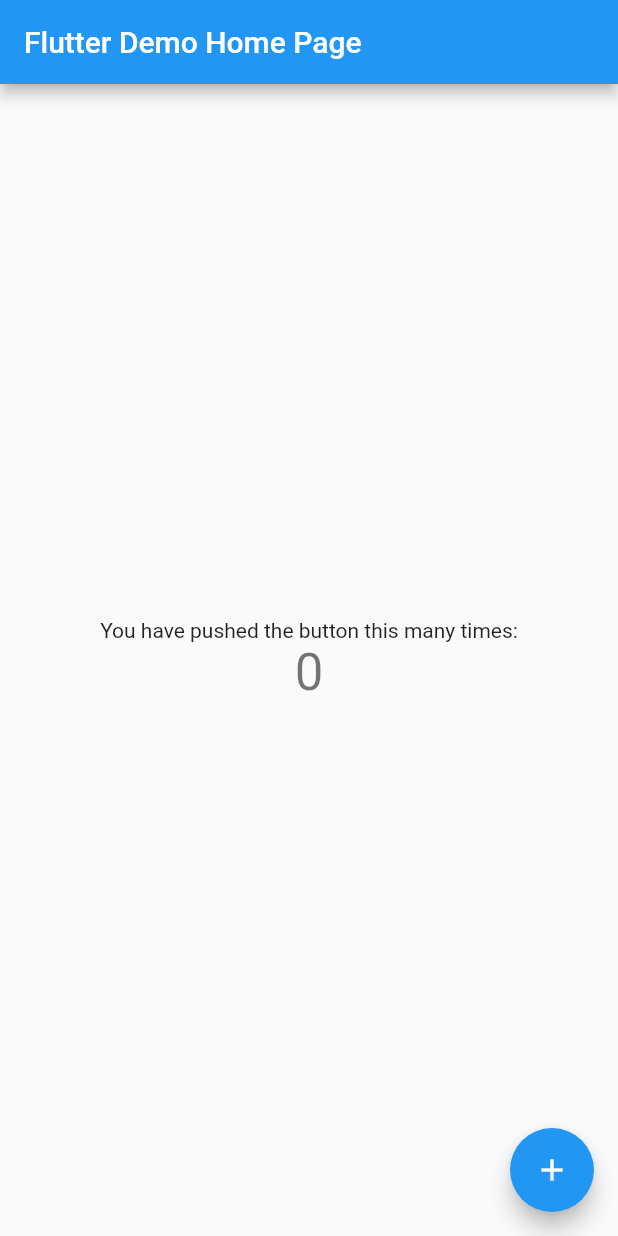
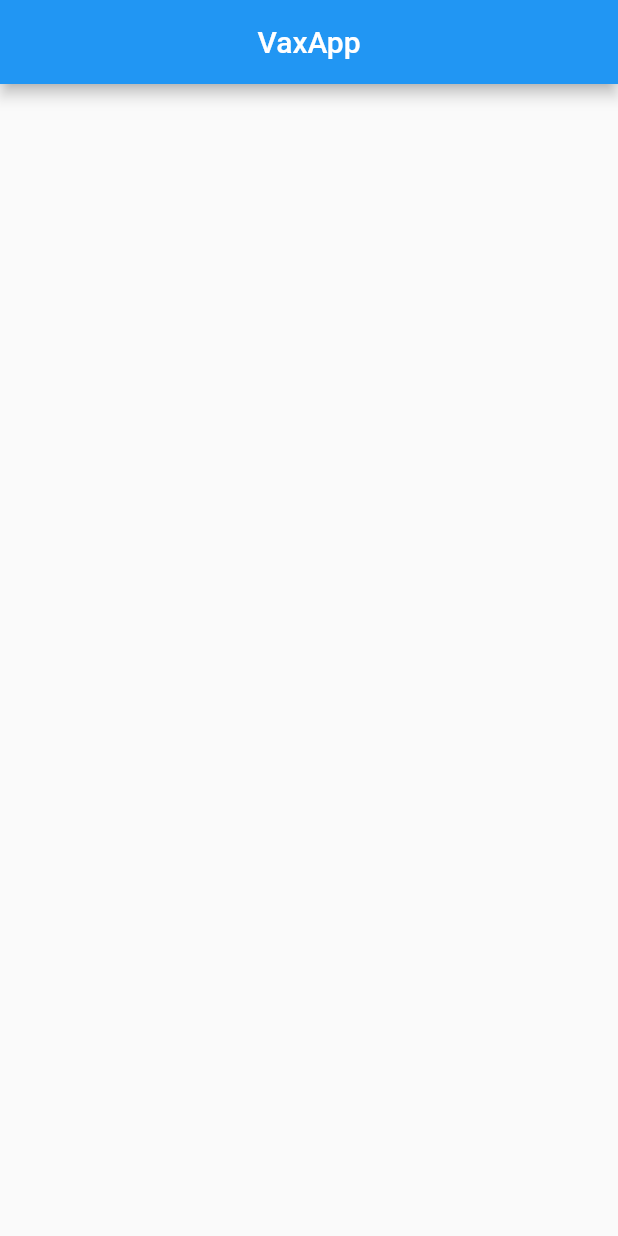
Before and after one commit to thesuhas/vax_app, a Flutter app: the screen it shows after launch, on a phone screen of 412 x 824 dp. Run offline on Flutter 3.47's test engine with Material 2 defaults, Android fonts, the phone set to English and light mode, and no system bars.

Commit message:
Created Home Page

```diff
--- a/lib/main.dart
+++ b/lib/main.dart
@@ -1,113 +1,10 @@
 import 'package:flutter/material.dart';
+import 'package:vax_app/pages/home.dart';
 
 void main() {
-  runApp(MyApp());
+  runApp(MaterialApp(
+    routes: {
+      '/': (context) => Home(),
+    },
+  ));
 }
-
-class MyApp extends StatelessWidget {
-  // This widget is the root of your application.
-  @override
-  Widget build(BuildContext context) {
-    return MaterialApp(
-      title: 'Flutter Demo',
-      theme: ThemeData(
-        // This is the theme of your application.
-        //
-        // Try running your application with "flutter run". You'll see the
-        // application has a blue toolbar. Then, without quitting the app, try
-        // changing the primarySwatch below to Colors.green and then invoke
-        // "hot reload" (press "r" in the console where you ran "flutter run",
-        // or simply save your changes to "hot reload" in a Flutter IDE).
-        // Notice that the counter didn't reset back to zero; the application
-        // is not restarted.
-        primarySwatch: Colors.blue,
-      ),
-      home: MyHomePage(title: 'Flutter Demo Home Page'),
-    );
-  }
-}
-
-class MyHomePage extends StatefulWidget {
-  MyHomePage({Key? key, required this.title}) : super(key: key);
-
-  // This widget is the home page of your application. It is stateful, meaning
-  // that it has a State object (defined below) that contains fields that affect
-  // how it looks.
-
-  // This class is the configuration for the state. It holds the values (in this
-  // case the title) provided by the parent (in this case the App widget) and
-  // used by the build method of the State. Fields in a Widget subclass are
-  // always marked "final".
-
-  final String title;
-
-  @override
-  _MyHomePageState createState() => _MyHomePageState();
-}
-
-class _MyHomePageState extends State<MyHomePage> {
-  int _counter = 0;
-
-  void _incrementCounter() {
-    setState(() {
-      // This call to setState tells the Flutter framework that something has
-      // changed in this State, which causes it to rerun the build method below
-      // so that the display can reflect the updated values. If we changed
-      // _counter without calling setState(), then the build method would not be
-      // called again, and so nothing would appear to happen.
-      _counter++;
-    });
-  }
-
-  @override
-  Widget build(BuildContext context) {
-    // This method is rerun every time setState is called, for instance as done
-    // by the _incrementCounter method above.
-    //
-    // The Flutter framework has been optimized to make rerunning build methods
-    // fast, so that you can just rebuild anything that needs updating rather
-    // than having to individually change instances of widgets.
-    return Scaffold(
-      appBar: AppBar(
-        // Here we take the value from the MyHomePage object that was created by
-        // the App.build method, and use it to set our appbar title.
-        title: Text(widget.title),
-      ),
-      body: Center(
-        // Center is a layout widget. It takes a single child and positions it
-        // in the middle of the parent.
-        child: Column(
-          // Column is also a layout widget. It takes a list of children and
-          // arranges them vertically. By default, it sizes itself to fit its
-          // children horizontally, and tries to be as tall as its parent.
-          //
-          // Invoke "debug painting" (press "p" in the console, choose the
-          // "Toggle Debug Paint" action from the Flutter Inspector in Android
-          // Studio, or the "Toggle Debug Paint" command in Visual Studio Code)
-          // to see the wireframe for each widget.
-          //
-          // Column has various properties to control how it sizes itself and
-          // how it positions its children. Here we use mainAxisAlignment to
-          // center the children vertically; the main axis here is the vertical
-          // axis because Columns are vertical (the cross axis would be
-          // horizontal).
-          mainAxisAlignment: MainAxisAlignment.center,
-          children: <Widget>[
-            Text(
-              'You have pushed the button this many times:',
-            ),
-            Text(
-              '$_counter',
-              style: Theme.of(context).textTheme.headline4,
-            ),
-          ],
-        ),
-      ),
-      floatingActionButton: FloatingActionButton(
-        onPressed: _incrementCounter,
-        tooltip: 'Increment',
-        child: Icon(Icons.add),
-      ), // This trailing comma makes auto-formatting nicer for build methods.
-    );
-  }
-}
--- /dev/null
+++ b/lib/pages/home.dart
@@ -0,0 +1,13 @@
+import 'package:flutter/material.dart';
+
+class Home extends StatelessWidget {
+  @override
+  Widget build(BuildContext context) {
+    return Scaffold(
+      appBar: AppBar(
+        title: Text("VaxApp"),
+        centerTitle: true,
+      ),
+    );
+  }
+}
```
